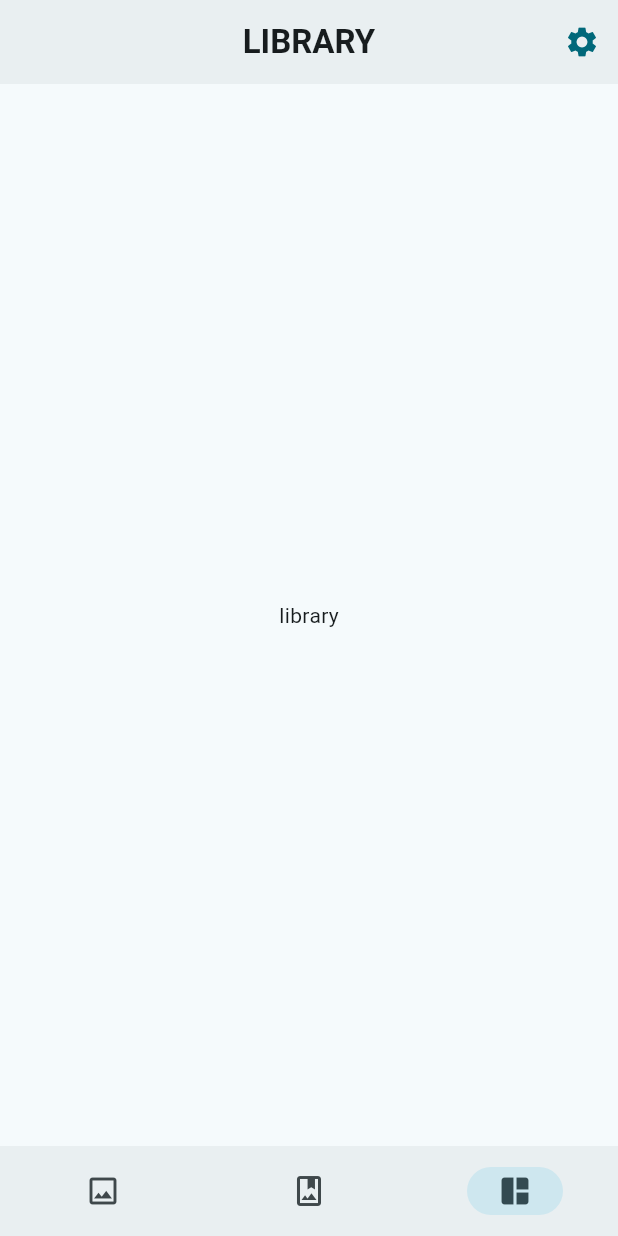
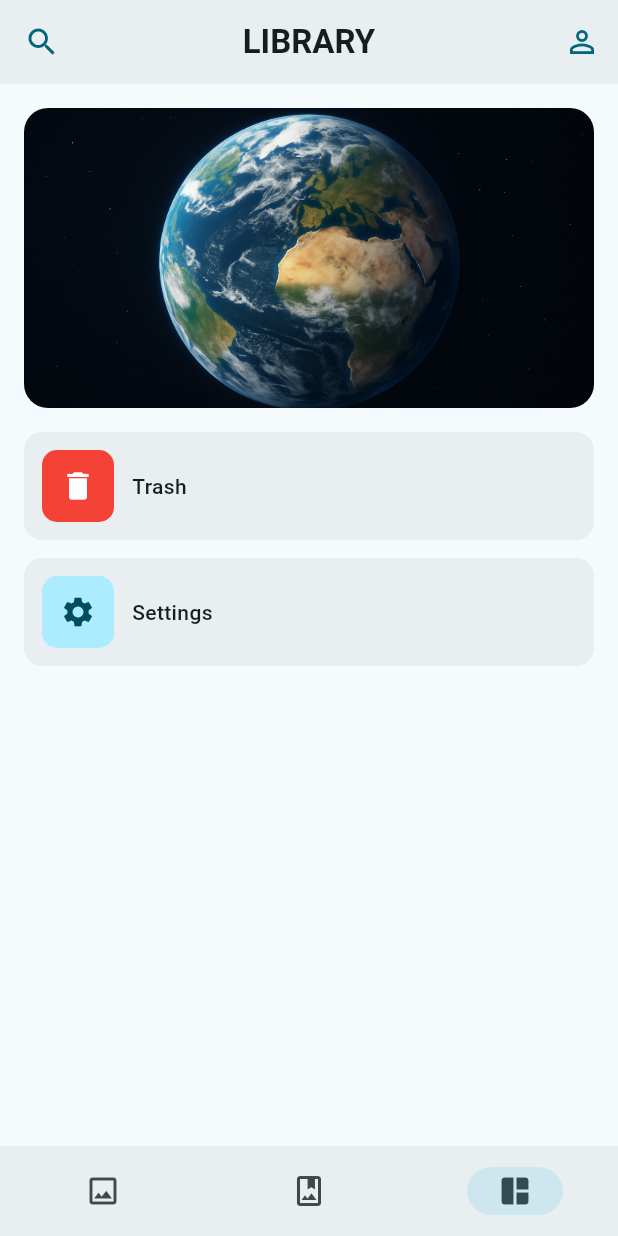
Before and after one commit to Magic-Forces/meshgallery, a Flutter app: the screen it shows after launch, swiped to page 3, on a phone screen of 412 x 824 dp. Run offline on Flutter 3.47's test engine with Material 3 defaults, Android fonts, the phone set to English and light mode, and no system bars; our stand-ins replace easy_localization, fluttertoast.

Commit message:
feat: enhance UI with toast notifications and redesigned library/appbar

```diff
--- a/assets/translations/en.json
+++ b/assets/translations/en.json
@@ -1,6 +1,8 @@
 {
-  "timeline": "timeline",
-  "albums": "albums",
-  "library": "library",
-  "settings": "settings"
+  "timeline": "Timeline",
+  "albums": "Albums",
+  "library": "Library",
+  "settings": "Settings",
+  "trash": "Trash",
+  "feature_not_available": "Feature not available"
 }
--- a/assets/translations/pl.json
+++ b/assets/translations/pl.json
@@ -1,6 +1,8 @@
 {
-  "timeline": "oś czasu",
-  "albums": "albumy",
-  "library": "biblioteka",
-  "settings": "ustawienia"
+  "timeline": "Oś czasu",
+  "albums": "Albumy",
+  "library": "Biblioteka",
+  "settings": "Ustawienia",
+  "trash": "Kosz",
+  "feature_not_available": "Funkcja niedostępna"
 }
--- a/lib/pages/albums.dart
+++ b/lib/pages/albums.dart
@@ -1,5 +1,6 @@
 import 'package:flutter/material.dart';
 import 'package:easy_localization/easy_localization.dart';
+import 'package:meshgallery/utils/toast_util.dart';
 
 import 'package:meshgallery/widgets/app_bar.dart';
 
@@ -11,7 +12,9 @@ class Albums extends StatelessWidget {
     return Scaffold(
       appBar: MyAppBar(title: "albums".tr()),
       floatingActionButton: FloatingActionButton(
-        onPressed: () {},
+        onPressed: () {
+          ToastUtil.showFeatureNotAvailableToast(context);
+        },
         child: const Icon(Icons.add),
       ),
       body: Center(child: Text('albums'.tr())),
--- a/lib/pages/library.dart
+++ b/lib/pages/library.dart
@@ -1,7 +1,10 @@
 import 'package:flutter/material.dart';
 import 'package:easy_localization/easy_localization.dart';
+import 'package:meshgallery/utils/toast_util.dart';
+import 'package:meshgallery/widgets/app_bar.dart';
+import 'package:meshgallery/widgets/custom_button.dart';
 
-import 'package:meshgallery/widgets/app_bar.dart';
+import 'package:meshgallery/pages/settings.dart';
 
 class Library extends StatelessWidget {
   const Library({super.key});
@@ -10,7 +13,45 @@ class Library extends StatelessWidget {
   Widget build(BuildContext context) {
     return Scaffold(
       appBar: MyAppBar(title: "library".tr()),
-      body: Center(child: Text('library'.tr())),
+      body: ListView(
+        padding: const EdgeInsets.all(16),
+        children: [
+          GestureDetector(
+            onTap: () {
+              ToastUtil.showFeatureNotAvailableToast(context);
+            },
+            child: ClipRRect(
+              borderRadius: BorderRadius.circular(16),
+              child: Image.asset(
+                'assets/images/globe.png',
+                height: 200,
+                fit: BoxFit.cover,
+              ),
+            ),
+          ),
+          const SizedBox(height: 16),
+          CustomButton(
+            onTap: () {
+              ToastUtil.showFeatureNotAvailableToast(context);
+            },
+            icon: Icons.delete,
+            text: "trash".tr(),
+            iconBackgroundColor: Colors.red,
+            iconColor: Colors.white,
+          ),
+          const SizedBox(height: 12),
+          CustomButton(
+            onTap: () {
+              Navigator.push(
+                context,
+                MaterialPageRoute(builder: (context) => const Settings()),
+              );
+            },
+            icon: Icons.settings,
+            text: "settings".tr(),
+          ),
+        ],
+      ),
     );
   }
 }
--- a/lib/widgets/app_bar.dart
+++ b/lib/widgets/app_bar.dart
@@ -1,5 +1,5 @@
 import 'package:flutter/material.dart';
-import 'package:meshgallery/pages/settings.dart';
+import 'package:meshgallery/utils/toast_util.dart';
 
 class MyAppBar extends StatelessWidget implements PreferredSizeWidget {
   final String title;
@@ -11,6 +11,16 @@ class MyAppBar extends StatelessWidget implements PreferredSizeWidget {
   @override
   Widget build(BuildContext context) {
     return AppBar(
+      leading: IconButton(
+        icon: Icon(
+          Icons.search_outlined,
+          color: Theme.of(context).colorScheme.primary,
+        ),
+        onPressed: () {
+          ToastUtil.showFeatureNotAvailableToast(context);
+        },
+      ),
+
       title: Text(
         title.toUpperCase(),
         style: const TextStyle(fontWeight: FontWeight.bold),
@@ -20,14 +30,11 @@ class MyAppBar extends StatelessWidget implements PreferredSizeWidget {
       actions: [
         IconButton(
           icon: Icon(
-            Icons.settings,
+            Icons.person_outline,
             color: Theme.of(context).colorScheme.primary,
           ),
           onPressed: () {
-            Navigator.push(
-              context,
-              MaterialPageRoute(builder: (context) => const Settings()),
-            );
+            ToastUtil.showFeatureNotAvailableToast(context);
           },
         ),
       ],
--- /dev/null
+++ b/lib/widgets/custom_button.dart
@@ -0,0 +1,62 @@
+import 'package:flutter/material.dart';
+
+class CustomButton extends StatelessWidget {
+  final VoidCallback onTap;
+  final IconData icon;
+  final String text;
+  final Color? iconBackgroundColor;
+  final Color? iconColor;
+
+  const CustomButton({
+    super.key,
+    required this.onTap,
+    required this.icon,
+    required this.text,
+    this.iconBackgroundColor,
+    this.iconColor,
+  });
+
+  @override
+  Widget build(BuildContext context) {
+    return GestureDetector(
+      onTap: onTap,
+      child: Container(
+        width: double.infinity,
+        padding: const EdgeInsets.all(12),
+        decoration: BoxDecoration(
+          color: Theme.of(context).colorScheme.surfaceContainer,
+          borderRadius: BorderRadius.circular(12),
+        ),
+        child: Row(
+          children: [
+            Container(
+              padding: const EdgeInsets.all(12),
+              decoration: BoxDecoration(
+                color:
+                    iconBackgroundColor ??
+                    Theme.of(context).colorScheme.primaryContainer,
+                borderRadius: BorderRadius.circular(10),
+              ),
+              child: Icon(
+                icon,
+                color:
+                    iconColor ??
+                    Theme.of(context).colorScheme.onPrimaryContainer,
+                size: 24,
+              ),
+            ),
+            const SizedBox(width: 12),
+            Expanded(
+              child: Text(
+                text,
+                style: Theme.of(
+                  context,
+                ).textTheme.bodyMedium?.copyWith(fontWeight: FontWeight.w500),
+              ),
+            ),
+          ],
+        ),
+      ),
+    );
+  }
+}
--- a/pubspec.yaml
+++ b/pubspec.yaml
@@ -11,6 +11,7 @@ dependencies:
   flutter:
     sdk: flutter
   easy_localization: ^3.0.7+1
+  fluttertoast: ^8.2.12
 
 dev_dependencies:
   flutter_lints: ^6.0.0
@@ -34,7 +35,9 @@ flutter:
   uses-material-design: true
   assets:
     - assets/icons/
+    - assets/fonts/
     - assets/translations/
+    - assets/images/
   fonts:
     - family: SpaceGrotesk
       fonts:
```
Also changed, not shown: lib/utils/toast_util.dart (added, +16 -0 lines), assets/images/globe.png (added), pubspec.lock.
